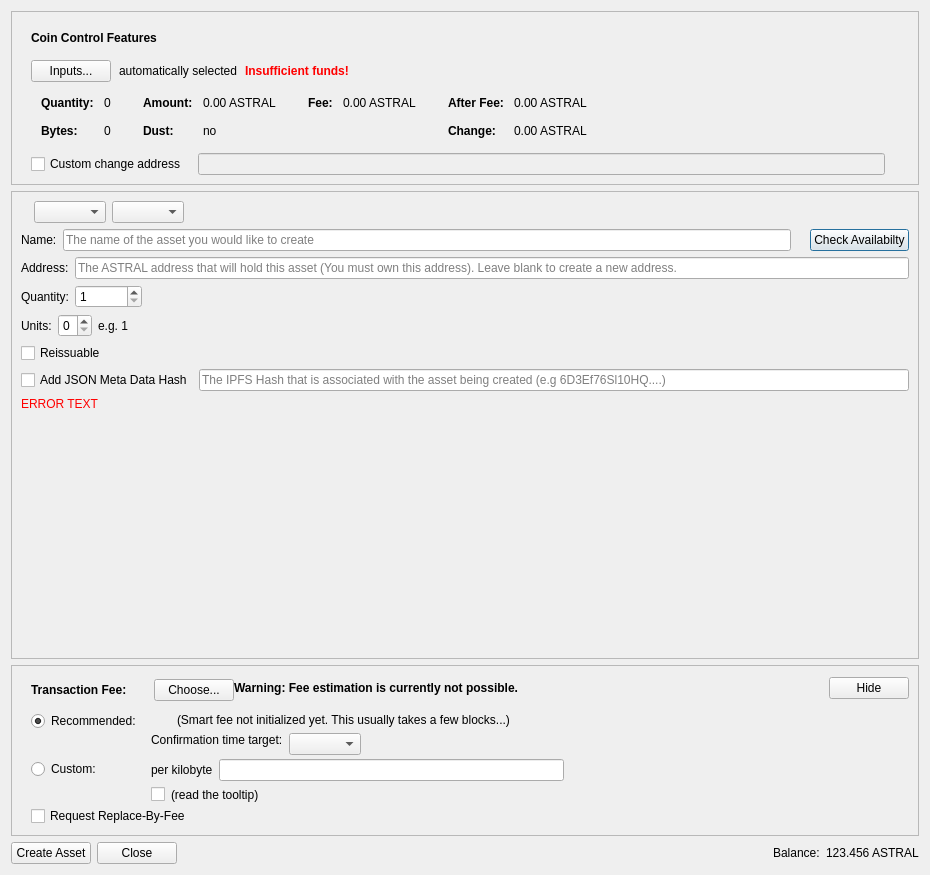
First picture: the form in src/qt/forms/createassetdialog.ui, repository opteron-coin/opteron, before the edit.
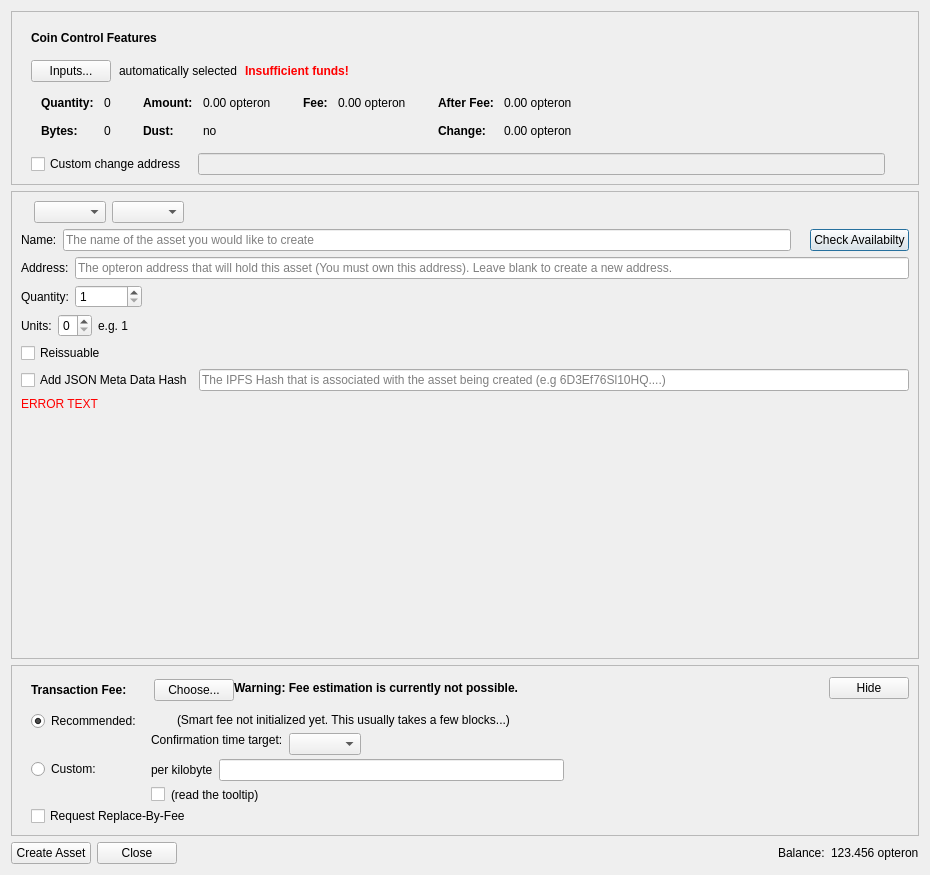
Second picture: the form after the edit. Custom widgets are drawn as their Qt base class.

Patch:
```diff
--- a/src/qt/forms/createassetdialog.ui
+++ b/src/qt/forms/createassetdialog.ui
@@ -318,7 +318,7 @@
                   <enum>Qt::ActionsContextMenu</enum>
                  </property>
                  <property name="text">
-                  <string notr="true">0.00 ASTRAL</string>
+                  <string notr="true">0.00 opteron</string>
                  </property>
                  <property name="textInteractionFlags">
                   <set>Qt::LinksAccessibleByMouse|Qt::TextSelectableByKeyboard|Qt::TextSelectableByMouse</set>
@@ -398,7 +398,7 @@
                   <enum>Qt::ActionsContextMenu</enum>
                  </property>
                  <property name="text">
-                  <string notr="true">0.00 ASTRAL</string>
+                  <string notr="true">0.00 opteron</string>
                  </property>
                  <property name="textInteractionFlags">
                   <set>Qt::LinksAccessibleByMouse|Qt::TextSelectableByKeyboard|Qt::TextSelectableByMouse</set>
@@ -449,7 +449,7 @@
                   <enum>Qt::ActionsContextMenu</enum>
                  </property>
                  <property name="text">
-                  <string notr="true">0.00 ASTRAL</string>
+                  <string notr="true">0.00 opteron</string>
                  </property>
                  <property name="textInteractionFlags">
                   <set>Qt::LinksAccessibleByMouse|Qt::TextSelectableByKeyboard|Qt::TextSelectableByMouse</set>
@@ -478,7 +478,7 @@
                   <enum>Qt::ActionsContextMenu</enum>
                  </property>
                  <property name="text">
-                  <string notr="true">0.00 ASTRAL</string>
+                  <string notr="true">0.00 opteron</string>
                  </property>
                  <property name="textInteractionFlags">
                   <set>Qt::LinksAccessibleByMouse|Qt::TextSelectableByKeyboard|Qt::TextSelectableByMouse</set>
@@ -671,7 +671,7 @@
              <string/>
             </property>
             <property name="placeholderText">
-             <string>The ASTRAL address that will hold this asset (You must own this address). Leave blank to create a new address.</string>
+             <string>The opteron address that will hold this asset (You must own this address). Leave blank to create a new address.</string>
             </property>
            </widget>
           </item>
@@ -1362,7 +1362,7 @@
         <enum>Qt::RightToLeft</enum>
        </property>
        <property name="text">
-        <string>123.456 ASTRAL</string>
+        <string>123.456 opteron</string>
        </property>
       </widget>
      </item>
```
Left out of the diff: 10 changed lines with no effect on the pictures.
